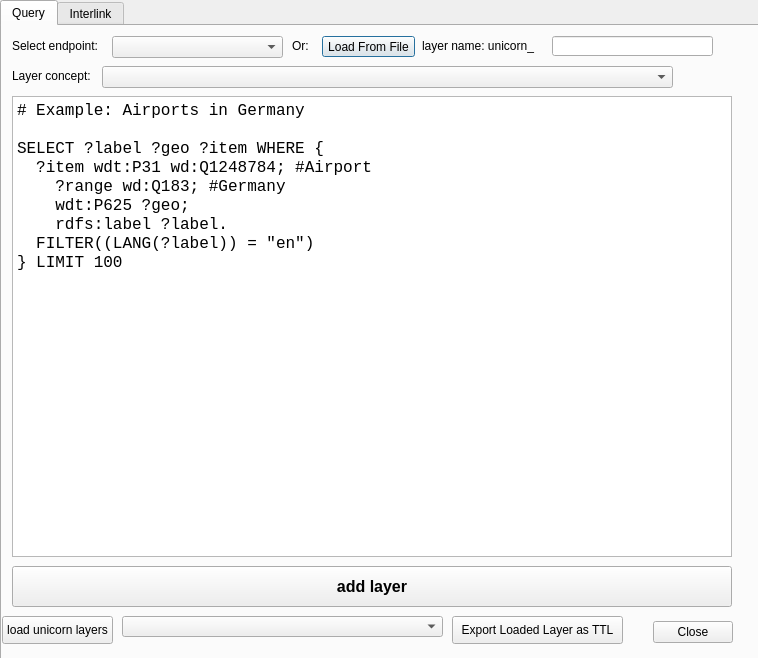
The window that sparql_unicorn/sparql_unicorn_dialog_base.ui (sparqlunicorn/sparqlunicornGoesGIS) describes before a commit, drawn with Qt 5.
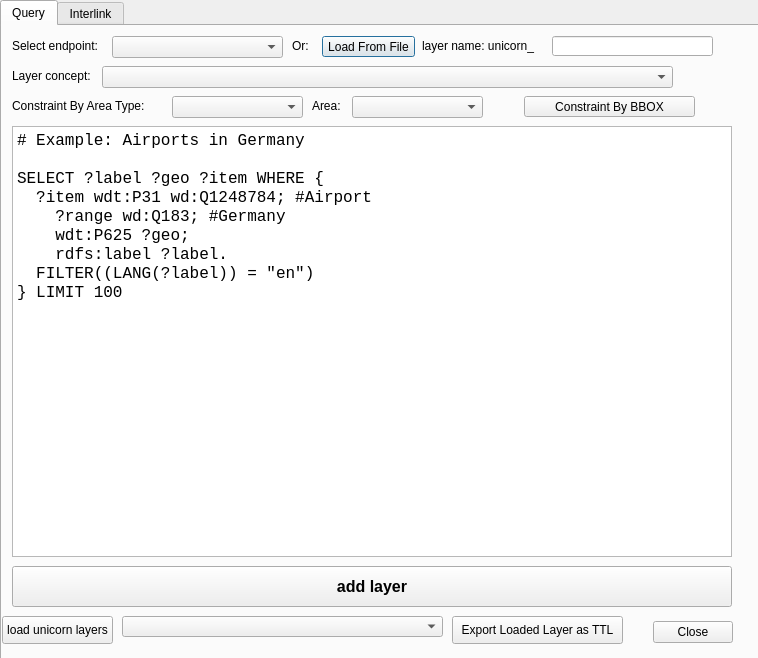
The same window after the commit.

```diff
--- a/sparql_unicorn/sparql_unicorn_dialog_base.ui
+++ b/sparql_unicorn/sparql_unicorn_dialog_base.ui
@@ -141,9 +141,9 @@
      <property name="geometry">
       <rect>
        <x>10</x>
-       <y>70</y>
+       <y>100</y>
        <width>720</width>
-       <height>461</height>
+       <height>431</height>
       </rect>
      </property>
      <property name="font">
@@ -236,6 +236,65 @@
       <set>QDialogButtonBox::Close</set>
      </property>
     </widget>
+    <widget class="QLabel" name="label_8">
+     <property name="geometry">
+      <rect>
+       <x>10</x>
+       <y>70</y>
+       <width>151</width>
+       <height>20</height>
+      </rect>
+     </property>
+     <property name="text">
+      <string>Constraint By Area Type:</string>
+     </property>
+    </widget>
+    <widget class="QComboBox" name="layerconcepts_2">
+     <property name="geometry">
+      <rect>
+       <x>170</x>
+       <y>70</y>
+       <width>131</width>
+       <height>22</height>
+      </rect>
+     </property>
+    </widget>
+    <widget class="QPushButton" name="bboxButton">
+     <property name="geometry">
+      <rect>
+       <x>522</x>
+       <y>70</y>
+       <width>171</width>
+       <height>21</height>
+      </rect>
+     </property>
+     <property name="text">
+      <string>Constraint By BBOX</string>
+     </property>
+    </widget>
+    <widget class="QComboBox" name="layerconcepts_3">
+     <property name="geometry">
+      <rect>
+       <x>350</x>
+       <y>70</y>
+       <width>131</width>
+       <height>22</height>
+      </rect>
+     </property>
+    </widget>
+    <widget class="QLabel" name="label_9">
+     <property name="geometry">
+      <rect>
+       <x>310</x>
+       <y>70</y>
+       <width>41</width>
+       <height>20</height>
+      </rect>
+     </property>
+     <property name="text">
+      <string>Area:</string>
+     </property>
+    </widget>
    </widget>
    <widget class="QWidget" name="tab_2">
     <attribute name="title">
```
